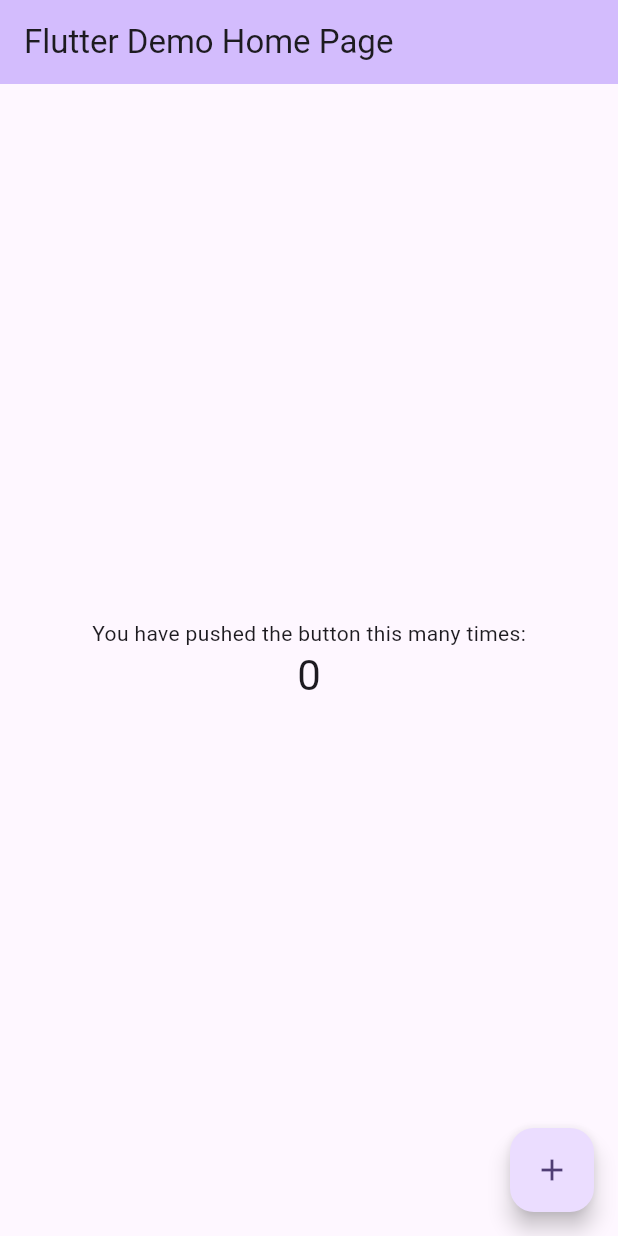
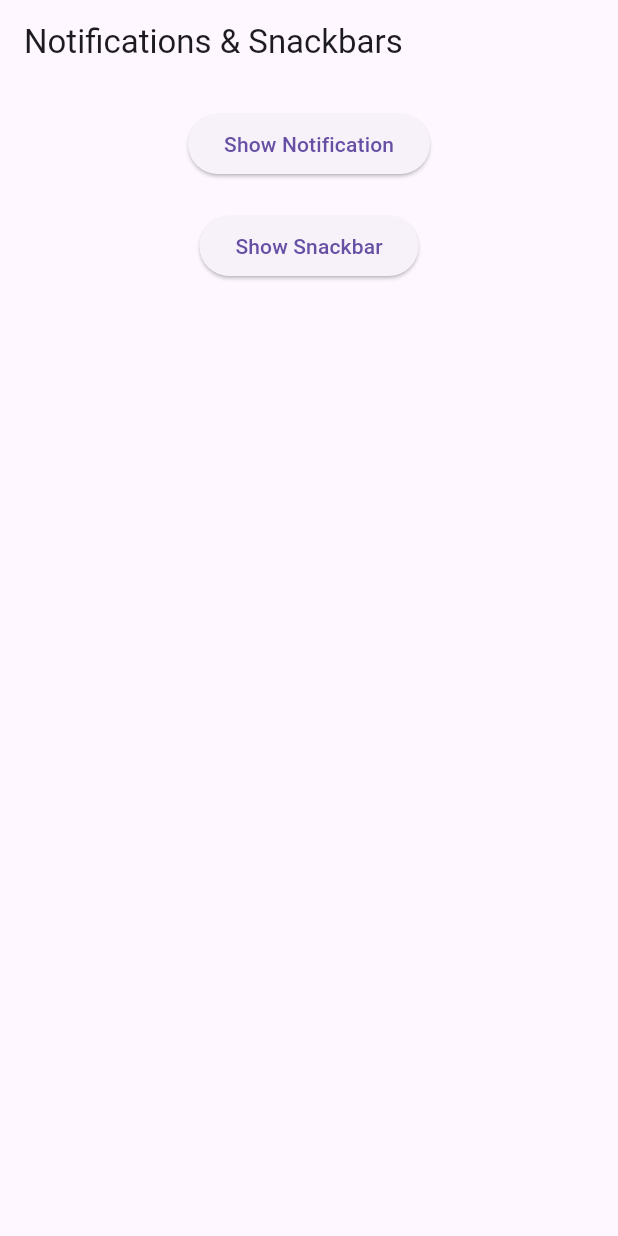
Before and after one commit to Ahad0926/Mobile-Project, a Flutter app: the screen it shows after launch, on a phone screen of 412 x 824 dp. Run offline on Flutter 3.47's test engine with Material 3 defaults, Android fonts, the phone set to English and light mode, and no system bars; our stand-ins replace flutter_local_notifications.

Commit message:
Add files via upload

```diff
--- a/driva/lib/main.dart
+++ b/driva/lib/main.dart
@@ -1,4 +1,6 @@
+
 import 'package:flutter/material.dart';
+import 'package:flutter_local_notifications/flutter_local_notifications.dart';
 
 void main() {
   runApp(const MyApp());
@@ -7,46 +9,20 @@
 class MyApp extends StatelessWidget {
   const MyApp({super.key});
 
-  // This widget is the root of your application.
   @override
   Widget build(BuildContext context) {
     return MaterialApp(
-      title: 'Flutter Demo',
+      title: 'Notifications & Snackbars Demo',
       theme: ThemeData(
-        // This is the theme of your application.
-        //
-        // TRY THIS: Try running your application with "flutter run". You'll see
-        // the application has a blue toolbar. Then, without quitting the app,
-        // try changing the seedColor in the colorScheme below to Colors.green
-        // and then invoke "hot reload" (save your changes or press the "hot
-        // reload" button in a Flutter-supported IDE, or press "r" if you used
-        // the command line to start the app).
-        //
-        // Notice that the counter didn't reset back to zero; the application
-        // state is not lost during the reload. To reset the state, use hot
-        // restart instead.
-        //
-        // This works for code too, not just values: Most code changes can be
-        // tested with just a hot reload.
-        colorScheme: ColorScheme.fromSeed(seedColor: Colors.deepPurple),
-        useMaterial3: true,
+        primarySwatch: Colors.blue,
       ),
-      home: const MyHomePage(title: 'Flutter Demo Home Page'),
+      home: const MyHomePage(title: 'Notifications & Snackbars'),
     );
   }
 }
 
 class MyHomePage extends StatefulWidget {
   const MyHomePage({super.key, required this.title});
-
-  // This widget is the home page of your application. It is stateful, meaning
-  // that it has a State object (defined below) that contains fields that affect
-  // how it looks.
-
-  // This class is the configuration for the state. It holds the values (in this
-  // case the title) provided by the parent (in this case the App widget) and
-  // used by the build method of the State. Fields in a Widget subclass are
-  // always marked "final".
 
   final String title;
 
@@ -55,71 +31,94 @@
 }
 
 class _MyHomePageState extends State<MyHomePage> {
-  int _counter = 0;
+  // Initialize the plugin for local notifications
+  final FlutterLocalNotificationsPlugin flutterLocalNotificationsPlugin =
+      FlutterLocalNotificationsPlugin();
 
-  void _incrementCounter() {
-    setState(() {
-      // This call to setState tells the Flutter framework that something has
-      // changed in this State, which causes it to rerun the build method below
-      // so that the display can reflect the updated values. If we changed
-      // _counter without calling setState(), then the build method would not be
-      // called again, and so nothing would appear to happen.
-      _counter++;
-    });
+  @override
+  void initState() {
+    super.initState();
+    _initializeNotifications();
   }
 
+  // Method to initialize notifications
+  void _initializeNotifications() {
+    const AndroidInitializationSettings initializationSettingsAndroid =
+        AndroidInitializationSettings('@mipmap/ic_launcher');
+
+    const InitializationSettings initializationSettings = InitializationSettings(
+      android: initializationSettingsAndroid,
+    );
+
+    flutterLocalNotificationsPlugin.initialize(initializationSettings);
+  }
+
+  // Method to show a local notification
+  Future<void> _showNotification() async {
+    const AndroidNotificationDetails androidDetails = AndroidNotificationDetails(
+      'your_channel_id',
+      'your_channel_name',
+      importance: Importance.high,
+      priority: Priority.high,
+    );
+
+    const NotificationDetails notificationDetails = NotificationDetails(
+      android: androidDetails,
+    );
+
+    await flutterLocalNotificationsPlugin.show(
+      0,
+      'Hello!',
+      'This is a local notification.',
+      notificationDetails,
+    );
+  }
+
+  // Method to show a snackbar
+  void _showSnackbar() {
+    final snackBar = SnackBar(
+      content: const Text('This is a snackbar message.'),
+      action: SnackBarAction(
+        label: 'Undo',
+        onPressed: () {
+          // Handle the undo action
+        },
+      ),
+    );
+
+    ScaffoldMessenger.of(context).showSnackBar(snackBar);
+  }
+
+  // Build method to display buttons to trigger notifications and snackbars
   @override
   Widget build(BuildContext context) {
-    // This method is rerun every time setState is called, for instance as done
-    // by the _incrementCounter method above.
-    //
-    // The Flutter framework has been optimized to make rerunning build methods
-    // fast, so that you can just rebuild anything that needs updating rather
-    // than having to individually change instances of widgets.
     return Scaffold(
       appBar: AppBar(
-        // TRY THIS: Try changing the color here to a specific color (to
-        // Colors.amber, perhaps?) and trigger a hot reload to see the AppBar
-        // change color while the other colors stay the same.
-        backgroundColor: Theme.of(context).colorScheme.inversePrimary,
-        // Here we take the value from the MyHomePage object that was created by
-        // the App.build method, and use it to set our appbar title.
         title: Text(widget.title),
       ),
-      body: Center(
-        // Center is a layout widget. It takes a single child and positions it
-        // in the middle of the parent.
-        child: Column(
-          // Column is also a layout widget. It takes a list of children and
-          // arranges them vertically. By default, it sizes itself to fit its
-          // children horizontally, and tries to be as tall as its parent.
-          //
-          // Column has various properties to control how it sizes itself and
-          // how it positions its children. Here we use mainAxisAlignment to
-          // center the children vertically; the main axis here is the vertical
-          // axis because Columns are vertical (the cross axis would be
-          // horizontal).
-          //
-          // TRY THIS: Invoke "debug painting" (choose the "Toggle Debug Paint"
-          // action in the IDE, or press "p" in the console), to see the
-          // wireframe for each widget.
-          mainAxisAlignment: MainAxisAlignment.center,
-          children: <Widget>[
-            const Text(
-              'You have pushed the button this many times:',
+      // SingleChildScrollView to prevent overflow when keyboard appears
+      body: SingleChildScrollView(
+        child: Center(
+          child: Padding(
+            padding: const EdgeInsets.all(16.0),
+            // Column to arrange buttons vertically
+            child: Column(
+              mainAxisAlignment: MainAxisAlignment.center,
+              children: <Widget>[
+                ElevatedButton(
+                  onPressed: _showNotification,
+                  child: const Text('Show Notification'),
+                ),
+                const SizedBox(height: 20),
+                ElevatedButton(
+                  onPressed: _showSnackbar,
+                  child: const Text('Show Snackbar'),
+                ),
+              ],
             ),
-            Text(
-              '$_counter',
-              style: Theme.of(context).textTheme.headlineMedium,
-            ),
-          ],
+          ),
         ),
       ),
-      floatingActionButton: FloatingActionButton(
-        onPressed: _incrementCounter,
-        tooltip: 'Increment',
-        child: const Icon(Icons.add),
-      ), // This trailing comma makes auto-formatting nicer for build methods.
     );
   }
 }
```
